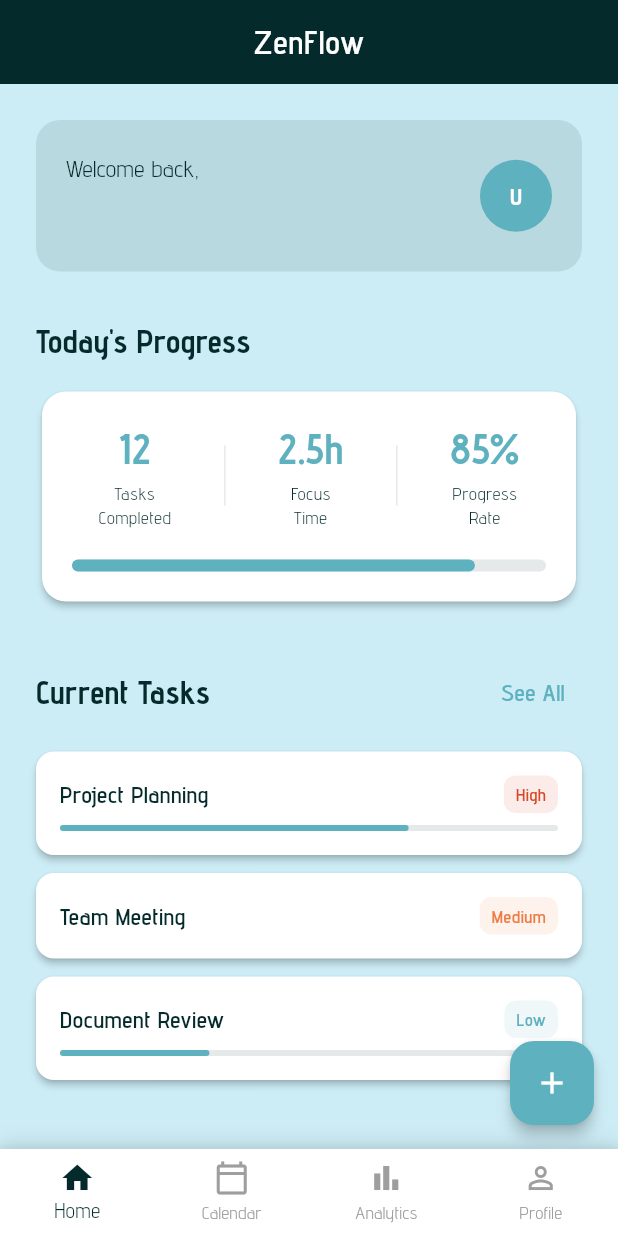
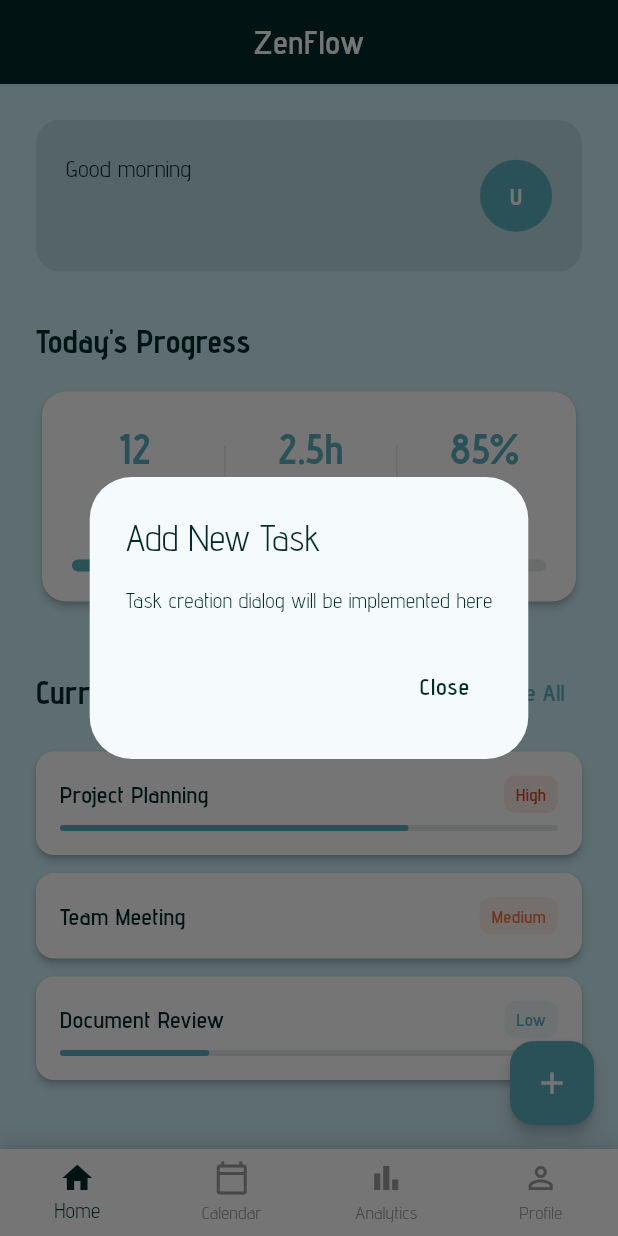
Before and after one commit to mcronje912/ZenFlow, a Flutter app: the HomeScreen screen opened directly, after a tap on the "add" icon, on a phone screen of 412 x 824 dp. Run offline on Flutter 3.47's test engine with Material 3 defaults, Android fonts, the phone set to English and light mode, and no system bars; our stand-ins replace shared_preferences; accounts and stored records are empty.

Commit message:
first commit

```diff
--- a/lib/screens/home/home_screen.dart
+++ b/lib/screens/home/home_screen.dart
@@ -3,8 +3,9 @@ import 'package:flutter/material.dart';
 import 'package:shared_preferences/shared_preferences.dart';
 import 'package:zenflow/main.dart';
 import '../auth/login_screen.dart';
+import '../tasks/task_detail_screen.dart';
 
-// Let's create an enum to manage our navigation state
+// Navigation state management using enum for type safety
 enum NavigationItem {
   home,
   calendar,
@@ -23,25 +24,31 @@ class _HomeScreenState extends State<HomeScreen> {
   String _username = '';
   NavigationItem _selectedItem = NavigationItem.home;
 
-  // Sample task data - in a real app this would come from your task management system
+  // Sample task data structure with more detailed information
   final List<Map<String, dynamic>> _todaysTasks = [
     {
       'title': 'Project Planning',
       'deadline': '2:00 PM',
       'priority': 'High',
       'progress': 0.7,
+      'description': 'Create project roadmap and milestone definitions',
+      'notes': 'Include feedback from last week\'s team meeting',
     },
     {
       'title': 'Team Meeting',
       'deadline': '3:30 PM',
       'priority': 'Medium',
       'progress': 0.0,
+      'description': 'Weekly sync with development team',
+      'notes': 'Focus on sprint planning and blockers',
     },
     {
       'title': 'Document Review',
       'deadline': '5:00 PM',
       'priority': 'Low',
       'progress': 0.3,
+      'description': 'Review and annotate technical specifications',
+      'notes': 'Pay special attention to API documentation',
     },
   ];
 
@@ -58,31 +65,26 @@ class _HomeScreenState extends State<HomeScreen> {
     });
   }
 
+  // Helper method to format the greeting based on time of day
+  String _getGreeting() {
+    final hour = DateTime.now().hour;
+    if (hour < 12) {
+      return 'Good morning';
+    } else if (hour < 17) {
+      return 'Good afternoon';
+    } else {
+      return 'Good evening';
+    }
+  }
+
   @override
   Widget build(BuildContext context) {
     final theme = Theme.of(context);
     final textTheme = theme.textTheme;
 
     return Scaffold(
-      backgroundColor: theme.colorScheme.background, // Using our light blue background
-      appBar: AppBar(
-        elevation: 0,
-        title: const Text('ZenFlow'),
-        actions: [
-          IconButton(
-            icon: const Icon(Icons.notifications_outlined),
-            onPressed: () {
-              // TODO: Implement notifications
-            },
-          ),
-          IconButton(
-            icon: const Icon(Icons.settings_outlined),
-            onPressed: () {
-              // TODO: Navigate to settings
-            },
-          ),
-        ],
-      ),
+      backgroundColor: theme.colorScheme.background,
+      appBar: _buildAppBar(theme),
       body: SafeArea(
         child: SingleChildScrollView(
           child: Padding(
@@ -90,8 +92,50 @@ class _HomeScreenState extends State<HomeScreen> {
             child: Column(
               crossAxisAlignment: CrossAxisAlignment.start,
               children: [
-                // Welcome Section with updated styling
-                Container(
+                _buildWelcomeSection(theme, textTheme),
+                const SizedBox(height: 32),
+                _buildProgressSection(theme, textTheme),
+                const SizedBox(height: 32),
+                _buildTasksSection(theme, textTheme),
+              ],
+            ),
+          ),
+        ),
+      ),
+      bottomNavigationBar: _buildBottomNavBar(theme),
+      floatingActionButton: FloatingActionButton(
+        onPressed: () => _showAddTaskDialog(context),
+        backgroundColor: theme.colorScheme.secondary,
+        child: const Icon(Icons.add, color: Colors.white),
+      ),
+    );
+  }
+
+  // Build the app bar with notification and settings buttons
+  PreferredSizeWidget _buildAppBar(ThemeData theme) {
+    return AppBar(
+      elevation: 0,
+      title: const Text('ZenFlow'),
+      actions: [
+        IconButton(
+          icon: const Icon(Icons.notifications_outlined),
+          onPressed: () {
+            // TODO: Implement notifications panel
+          },
+        ),
+        IconButton(
+          icon: const Icon(Icons.settings_outlined),
+          onPressed: () {
+            // TODO: Navigate to settings screen
+          },
+        ),
+      ],
+    );
+  }
+
+  // Build the welcome section with user greeting and avatar
+  Widget _buildWelcomeSection(ThemeData theme, TextTheme textTheme) {
+    return Container(
       padding: const EdgeInsets.all(20),
       decoration: BoxDecoration(
         color: theme.colorScheme.primary.withOpacity(0.1),
@@ -104,7 +148,7 @@ class _HomeScreenState extends State<HomeScreen> {
               crossAxisAlignment: CrossAxisAlignment.start,
               children: [
                 Text(
-                              'Welcome back,',
+                  _getGreeting(),
                   style: textTheme.bodyLarge?.copyWith(
                     color: theme.colorScheme.primary,
                   ),
@@ -119,7 +163,15 @@ class _HomeScreenState extends State<HomeScreen> {
               ],
             ),
           ),
-                      CircleAvatar(
+          _buildUserAvatar(theme),
+        ],
+      ),
+    );
+  }
+
+  // Build the user avatar with first letter of username
+  Widget _buildUserAvatar(ThemeData theme) {
+    return CircleAvatar(
       radius: 24,
       backgroundColor: theme.colorScheme.secondary,
       child: Text(
@@ -129,13 +181,14 @@ class _HomeScreenState extends State<HomeScreen> {
           fontWeight: FontWeight.bold,
         ),
       ),
-                      ),
-                    ],
-                  ),
-                ),
-                const SizedBox(height: 32),
+    );
+  }
 
-                // Progress Overview Section
+  // Build the progress overview section
+  Widget _buildProgressSection(ThemeData theme, TextTheme textTheme) {
+    return Column(
+      crossAxisAlignment: CrossAxisAlignment.start,
+      children: [
         Text(
           'Today\'s Progress',
           style: textTheme.titleLarge?.copyWith(
@@ -144,10 +197,71 @@ class _HomeScreenState extends State<HomeScreen> {
           ),
         ),
         const SizedBox(height: 16),
-                _buildProgressOverviewCard(theme),
-                const SizedBox(height: 32),
+        _buildProgressCard(theme),
+      ],
+    );
+  }
 
-                // Tasks Section
+  // Build the progress metrics card
+  Widget _buildProgressCard(ThemeData theme) {
+    return Card(
+      elevation: 2,
+      shape: RoundedRectangleBorder(borderRadius: BorderRadius.circular(16)),
+      child: Padding(
+        padding: const EdgeInsets.all(20),
+        child: Column(
+          children: [
+            Row(
+              mainAxisAlignment: MainAxisAlignment.spaceAround,
+              children: [
+                _buildProgressMetric('Tasks\nCompleted', '12', theme),
+                _buildVerticalDivider(theme),
+                _buildProgressMetric('Focus\nTime', '2.5h', theme),
+                _buildVerticalDivider(theme),
+                _buildProgressMetric('Progress\nRate', '85%', theme),
+              ],
+            ),
+            const SizedBox(height: 20),
+            LinearProgressIndicator(
+              value: 0.85,
+              backgroundColor: theme.colorScheme.primary.withOpacity(0.1),
+              color: theme.colorScheme.secondary,
+              minHeight: 8,
+              borderRadius: BorderRadius.circular(4),
+            ),
+          ],
+        ),
+      ),
+    );
+  }
+
+  // Build individual progress metric
+  Widget _buildProgressMetric(String label, String value, ThemeData theme) {
+    return Column(
+      children: [
+        Text(
+          value,
+          style: theme.textTheme.headlineMedium?.copyWith(
+            color: theme.colorScheme.secondary,
+            fontWeight: FontWeight.bold,
+          ),
+        ),
+        const SizedBox(height: 4),
+        Text(
+          label,
+          style: theme.textTheme.bodySmall?.copyWith(
+            color: theme.colorScheme.primary,
+          ),
+          textAlign: TextAlign.center,
+        ),
+      ],
+    );
+  }
+
+  // Build the tasks section with header and list
+  Widget _buildTasksSection(ThemeData theme, TextTheme textTheme) {
+    return Column(
+      children: [
         Row(
           mainAxisAlignment: MainAxisAlignment.spaceBetween,
           children: [
@@ -160,7 +274,7 @@ class _HomeScreenState extends State<HomeScreen> {
             ),
             TextButton(
               onPressed: () {
-                        // TODO: Navigate to all tasks
+                // TODO: Navigate to all tasks screen
               },
               child: Text(
                 'See All',
@@ -180,53 +294,10 @@ class _HomeScreenState extends State<HomeScreen> {
           itemBuilder: (context, index) => _buildTaskCard(_todaysTasks[index], theme),
         ),
       ],
-            ),
-          ),
-        ),
-      ),
-      bottomNavigationBar: _buildBottomNavBar(theme),
-      floatingActionButton: FloatingActionButton(
-        onPressed: () {
-          // TODO: Implement new task creation
-        },
-        backgroundColor: theme.colorScheme.secondary,
-        child: const Icon(Icons.add, color: Colors.white),
-      ),
     );
   }
 
-  Widget _buildProgressOverviewCard(ThemeData theme) {
-    return Card(
-      elevation: 2,
-      shape: RoundedRectangleBorder(borderRadius: BorderRadius.circular(16)),
-      child: Padding(
-        padding: const EdgeInsets.all(20),
-        child: Column(
-          children: [
-            Row(
-              mainAxisAlignment: MainAxisAlignment.spaceAround,
-              children: [
-                _buildStatistic('Tasks\nCompleted', '12', theme),
-                _buildVerticalDivider(theme),
-                _buildStatistic('Focus\nTime', '2.5h', theme),
-                _buildVerticalDivider(theme),
-                _buildStatistic('Progress\nRate', '85%', theme),
-              ],
-            ),
-            const SizedBox(height: 20),
-            LinearProgressIndicator(
-              value: 0.85,
-              backgroundColor: theme.colorScheme.primary.withOpacity(0.1),
-              color: theme.colorScheme.secondary,
-              minHeight: 8,
-              borderRadius: BorderRadius.circular(4),
-            ),
-          ],
-        ),
-      ),
-    );
-  }
-
+  // Build individual task card with navigation to detail screen
   Widget _buildTaskCard(Map<String, dynamic> task, ThemeData theme) {
     final priorityColors = {
       'High': theme.colorScheme.error,
@@ -239,7 +310,12 @@ class _HomeScreenState extends State<HomeScreen> {
       shape: RoundedRectangleBorder(borderRadius: BorderRadius.circular(12)),
       child: InkWell(
         onTap: () {
-          // TODO: Navigate to task details
+          Navigator.push(
+            context,
+            MaterialPageRoute(
+              builder: (context) => TaskDetailScreen(task: task),
+            ),
+          );
         },
         borderRadius: BorderRadius.circular(12),
         child: Padding(
@@ -293,6 +369,7 @@ class _HomeScreenState extends State<HomeScreen> {
     );
   }
 
+  // Build bottom navigation bar
   Widget _buildBottomNavBar(ThemeData theme) {
     return Container(
       decoration: BoxDecoration(
@@ -337,34 +414,12 @@ class _HomeScreenState extends State<HomeScreen> {
           setState(() {
             _selectedItem = NavigationItem.values[index];
           });
-          // TODO: Implement navigation to different screens
         },
       ),
     );
   }
 
-  Widget _buildStatistic(String label, String value, ThemeData theme) {
-    return Column(
-      children: [
-        Text(
-          value,
-          style: theme.textTheme.headlineMedium?.copyWith(
-            color: theme.colorScheme.secondary,
-            fontWeight: FontWeight.bold,
-          ),
-        ),
-        const SizedBox(height: 4),
-        Text(
-          label,
-          style: theme.textTheme.bodySmall?.copyWith(
-            color: theme.colorScheme.primary,
-          ),
-          textAlign: TextAlign.center,
-        ),
-      ],
-    );
-  }
-
+  // Build vertical divider for progress metrics
   Widget _buildVerticalDivider(ThemeData theme) {
     return Container(
       height: 40,
@@ -372,4 +427,22 @@ class _HomeScreenState extends State<HomeScreen> {
       color: theme.colorScheme.primary.withOpacity(0.1),
     );
   }
+
+  // Show dialog for adding new task
+  void _showAddTaskDialog(BuildContext context) {
+    // TODO: Implement add task dialog
+    showDialog(
+      context: context,
+      builder: (context) => AlertDialog(
+        title: Text('Add New Task'),
+        content: Text('Task creation dialog will be implemented here'),
+        actions: [
+          TextButton(
+            onPressed: () => Navigator.pop(context),
+            child: Text('Close'),
+          ),
+        ],
+      ),
+    );
   }
+}
--- a/lib/screens/tasks/task_detail_screen.dart
+++ b/lib/screens/tasks/task_detail_screen.dart
@@ -2,7 +2,6 @@
 import 'package:flutter/material.dart';
 import 'package:zenflow/main.dart';
 
-// The main widget class that extends StatefulWidget
 class TaskDetailScreen extends StatefulWidget {
   final Map<String, dynamic> task;
 
@@ -12,11 +11,10 @@ class TaskDetailScreen extends StatefulWidget {
   }) : super(key: key);
 
   @override
-  TaskDetailScreenState createState() => TaskDetailScreenState();
+  _TaskDetailScreenState createState() => _TaskDetailScreenState();
 }
 
-// The state class that manages the widget's state
-class TaskDetailScreenState extends State<TaskDetailScreen> {
+class _TaskDetailScreenState extends State<TaskDetailScreen> {
   late double _progress;
   late List<Map<String, dynamic>> _subtasks;
   late TextEditingController _noteController;
@@ -59,7 +57,23 @@ class TaskDetailScreenState extends State<TaskDetailScreen> {
 
     return Scaffold(
       appBar: AppBar(
-        title: const Text('Task Details'),
+        automaticallyImplyLeading: true, // This ensures the back button appears
+        leading: IconButton(
+          icon: const Icon(Icons.arrow_back_ios), // Using iOS-style back arrow for cleaner look
+          color: Colors.white, // Ensuring the back button is visible
+          onPressed: () => Navigator.of(context).pop(),
+        ),
+        backgroundColor: ZenFlowColors.primaryDarkTeal, // Using our app's primary color
+        elevation: 0, // Removing shadow for a cleaner look
+        title: const Text(
+          'Task Details',
+          style: TextStyle(
+            color: Colors.white,
+            fontSize: 22,
+            fontFamily: 'AdventPro',
+            fontWeight: FontWeight.w600,
+          ),
+        ),
         actions: [
           IconButton(
             icon: const Icon(Icons.edit_outlined),
```
Lines whose indentation alone changed are shown as unchanged.
